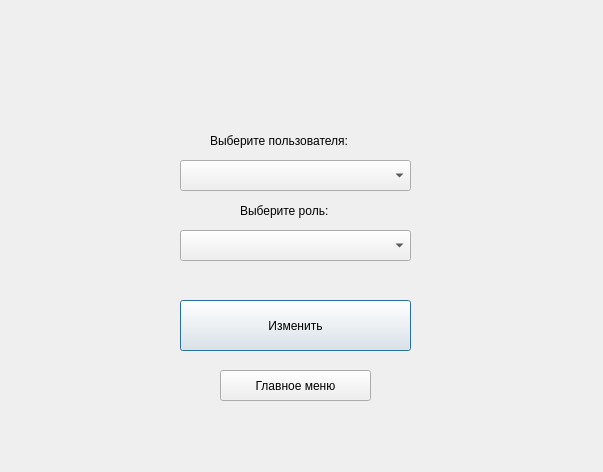
Qt form changerolewindow.ui (icspero/3-semester-CourseWork_Client) before a commit.
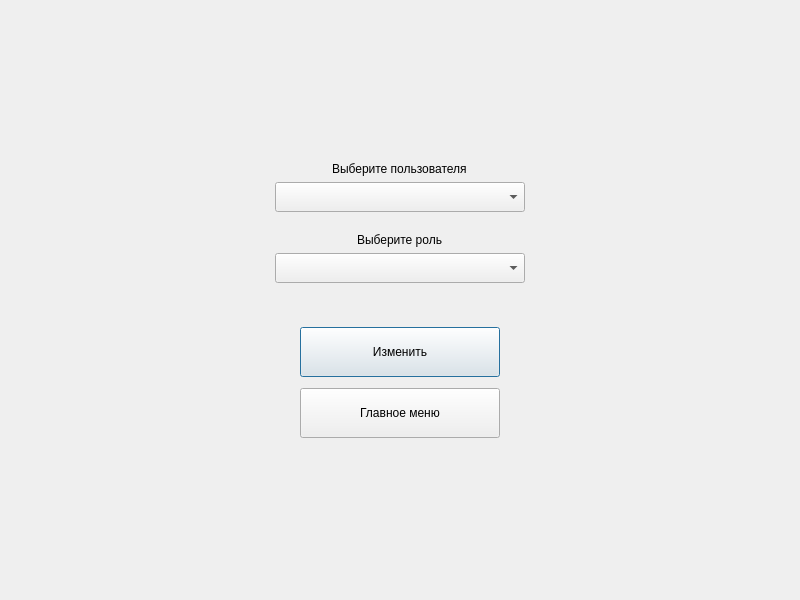
The same form after that commit.

Diff of the .ui file:
```diff
--- a/changerolewindow.ui
+++ b/changerolewindow.ui
@@ -6,85 +6,185 @@
    <rect>
     <x>0</x>
     <y>0</y>
-    <width>603</width>
-    <height>472</height>
+    <width>800</width>
+    <height>600</height>
    </rect>
   </property>
   <property name="windowTitle">
    <string>Dialog</string>
   </property>
-  <widget class="QComboBox" name="comboBox">
-   <property name="geometry">
-    <rect>
-     <x>180</x>
-     <y>160</y>
-     <width>231</width>
-     <height>31</height>
-    </rect>
-   </property>
-  </widget>
-  <widget class="QComboBox" name="comboBox_2">
-   <property name="geometry">
-    <rect>
-     <x>180</x>
-     <y>230</y>
-     <width>231</width>
-     <height>31</height>
-    </rect>
-   </property>
-  </widget>
-  <widget class="QLabel" name="label">
-   <property name="geometry">
-    <rect>
-     <x>240</x>
-     <y>200</y>
-     <width>131</width>
-     <height>21</height>
-    </rect>
-   </property>
-   <property name="text">
-    <string>Выберите роль: </string>
-   </property>
-  </widget>
-  <widget class="QLabel" name="label_2">
-   <property name="geometry">
-    <rect>
-     <x>210</x>
-     <y>120</y>
-     <width>181</width>
-     <height>41</height>
-    </rect>
-   </property>
-   <property name="text">
-    <string>Выберите пользователя: </string>
-   </property>
-  </widget>
-  <widget class="QPushButton" name="pushButton">
-   <property name="geometry">
-    <rect>
-     <x>180</x>
-     <y>300</y>
-     <width>231</width>
-     <height>51</height>
-    </rect>
-   </property>
-   <property name="text">
-    <string>Изменить</string>
-   </property>
-  </widget>
-  <widget class="QPushButton" name="pushButton_2">
-   <property name="geometry">
-    <rect>
-     <x>220</x>
-     <y>370</y>
-     <width>151</width>
-     <height>31</height>
-    </rect>
-   </property>
-   <property name="text">
-    <string>Главное меню</string>
-   </property>
-  </widget>
+  <layout class="QVBoxLayout" name="verticalLayout">
+   <item>
+    <spacer name="verticalSpacer">
+     <property name="orientation">
+      <enum>Qt::Vertical</enum>
+     </property>
+     <property name="sizeHint" stdset="0">
+      <size>
+       <width>20</width>
+       <height>40</height>
+      </size>
+     </property>
+    </spacer>
+   </item>
+   <item alignment="Qt::AlignHCenter|Qt::AlignVCenter">
+    <widget class="QWidget" name="widget" native="true">
+     <layout class="QVBoxLayout" name="verticalLayout_2">
+      <item alignment="Qt::AlignHCenter">
+       <widget class="QLabel" name="label_2">
+        <property name="text">
+         <string>Выберите пользователя</string>
+        </property>
+       </widget>
+      </item>
+      <item>
+       <widget class="QComboBox" name="comboBox">
+        <property name="sizePolicy">
+         <sizepolicy hsizetype="Fixed" vsizetype="Fixed">
+          <horstretch>0</horstretch>
+          <verstretch>0</verstretch>
+         </sizepolicy>
+        </property>
+        <property name="minimumSize">
+         <size>
+          <width>250</width>
+          <height>30</height>
+         </size>
+        </property>
+       </widget>
+      </item>
+      <item>
+       <spacer name="verticalSpacer_3">
+        <property name="orientation">
+         <enum>Qt::Vertical</enum>
+        </property>
+        <property name="sizeType">
+         <enum>QSizePolicy::Fixed</enum>
+        </property>
+        <property name="sizeHint" stdset="0">
+         <size>
+          <width>20</width>
+          <height>15</height>
+         </size>
+        </property>
+       </spacer>
+      </item>
+      <item alignment="Qt::AlignHCenter">
+       <widget class="QLabel" name="label">
+        <property name="text">
+         <string>Выберите роль</string>
+        </property>
+       </widget>
+      </item>
+      <item>
+       <widget class="QComboBox" name="comboBox_2">
+        <property name="sizePolicy">
+         <sizepolicy hsizetype="Fixed" vsizetype="Fixed">
+          <horstretch>0</horstretch>
+          <verstretch>0</verstretch>
+         </sizepolicy>
+        </property>
+        <property name="minimumSize">
+         <size>
+          <width>250</width>
+          <height>30</height>
+         </size>
+        </property>
+       </widget>
+      </item>
+     </layout>
+    </widget>
+   </item>
+   <item>
+    <spacer name="verticalSpacer_5">
+     <property name="orientation">
+      <enum>Qt::Vertical</enum>
+     </property>
+     <property name="sizeType">
+      <enum>QSizePolicy::Fixed</enum>
+     </property>
+     <property name="sizeHint" stdset="0">
+      <size>
+       <width>20</width>
+       <height>20</height>
+      </size>
+     </property>
+    </spacer>
+   </item>
+   <item alignment="Qt::AlignHCenter|Qt::AlignVCenter">
+    <widget class="QWidget" name="widget_2" native="true">
+     <layout class="QVBoxLayout" name="verticalLayout_3">
+      <item>
+       <widget class="QPushButton" name="pushButton">
+        <property name="sizePolicy">
+         <sizepolicy hsizetype="Fixed" vsizetype="Fixed">
+          <horstretch>0</horstretch>
+          <verstretch>0</verstretch>
+         </sizepolicy>
+        </property>
+        <property name="minimumSize">
+         <size>
+          <width>200</width>
+          <height>50</height>
+         </size>
+        </property>
+        <property name="text">
+         <string>Изменить</string>
+        </property>
+       </widget>
+      </item>
+      <item>
+       <spacer name="verticalSpacer_4">
+        <property name="orientation">
+         <enum>Qt::Vertical</enum>
+        </property>
+        <property name="sizeType">
+         <enum>QSizePolicy::Fixed</enum>
+        </property>
+        <property name="sizeHint" stdset="0">
+         <size>
+          <width>20</width>
+          <height>5</height>
+         </size>
+        </property>
+       </spacer>
+      </item>
+      <item>
+       <widget class="QPushButton" name="pushButton_2">
+        <property name="sizePolicy">
+         <sizepolicy hsizetype="Fixed" vsizetype="Fixed">
+          <horstretch>0</horstretch>
+          <verstretch>0</verstretch>
+         </sizepolicy>
+        </property>
+        <property name="minimumSize">
+         <size>
+          <width>200</width>
+          <height>50</height>
+         </size>
+        </property>
+        <property name="text">
+         <string>Главное меню</string>
+        </property>
+       </widget>
+      </item>
+     </layout>
+    </widget>
+   </item>
+   <item>
+    <spacer name="verticalSpacer_2">
+     <property name="orientation">
+      <enum>Qt::Vertical</enum>
+     </property>
+     <property name="sizeHint" stdset="0">
+      <size>
+       <width>20</width>
+       <height>40</height>
+      </size>
+     </property>
+    </spacer>
+   </item>
+  </layout>
  </widget>
  <resources/>
  <connections/>
```
Left out of the diff: 2 changed lines with no effect on the pictures.
